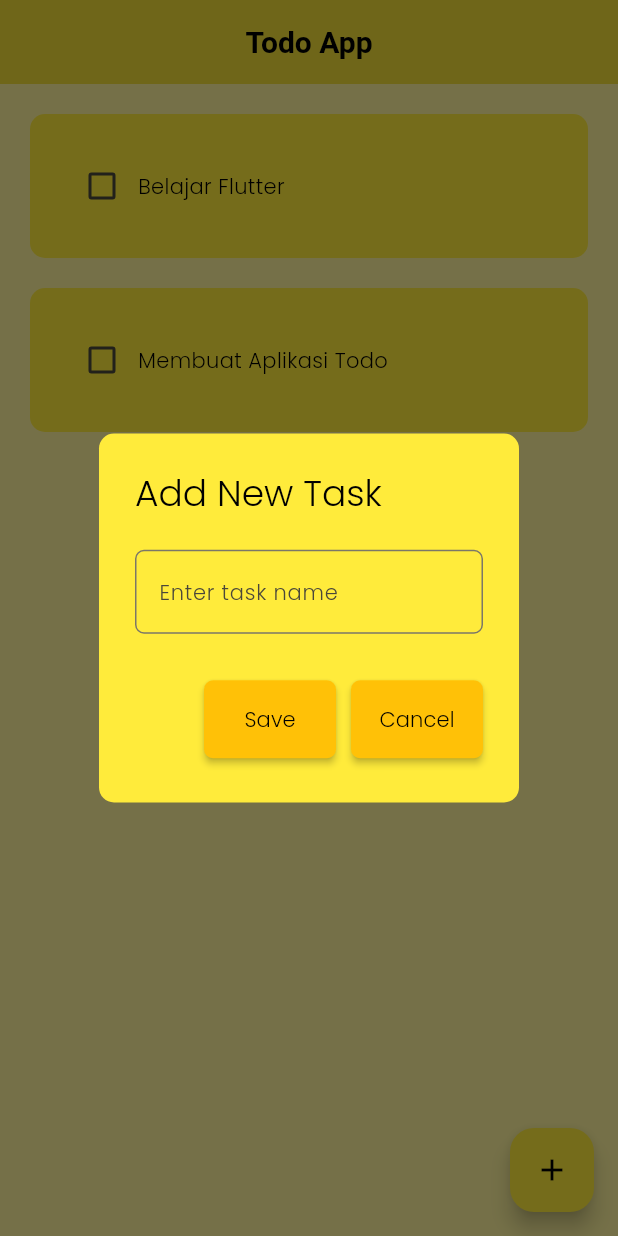
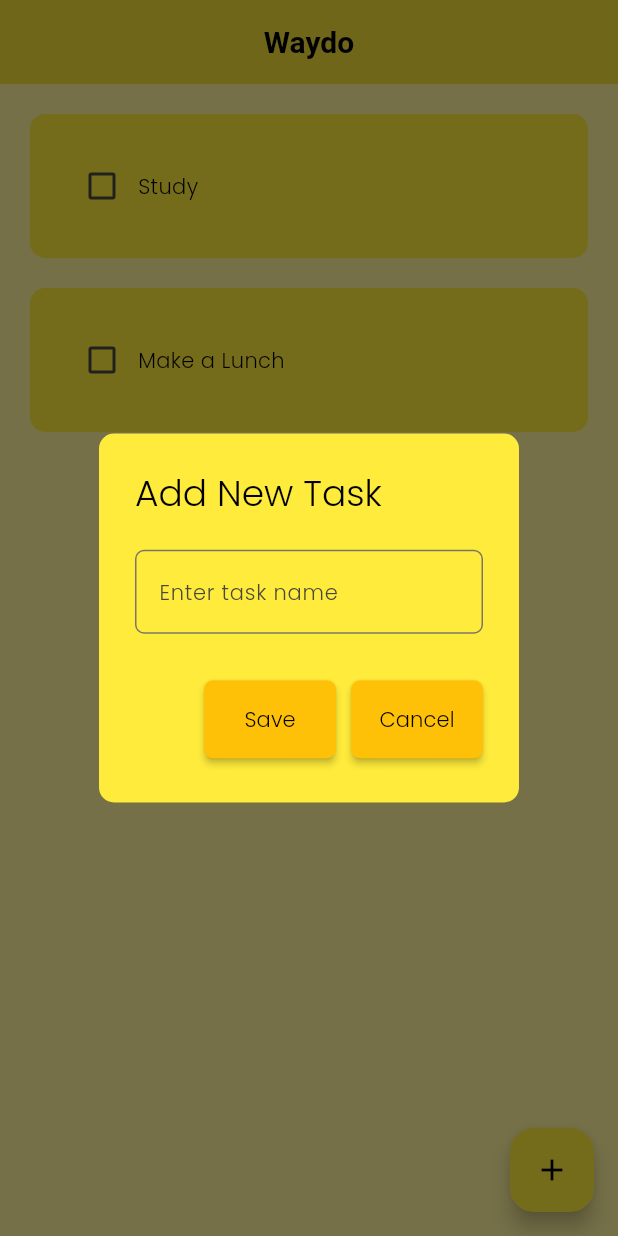
Before and after one commit to SabillillahX/todo_app, a Flutter app: the screen it shows after launch, after a tap on the "add" icon, on a phone screen of 412 x 824 dp. Run offline on Flutter 3.47's test engine with Material 3 defaults, Android fonts, the phone set to English and light mode, and no system bars; drawn by our look-alikes of flutter_slidable; our stand-ins replace hive_flutter; accounts and stored records are empty.

Commit message:
add local database, and fix some details

```diff
--- /dev/null
+++ b/lib/core/data/database.dart
@@ -0,0 +1,27 @@
+import 'package:hive_flutter/hive_flutter.dart';
+
+class TodoDatabase {
+
+  List toDoList = [];
+
+  // reference our box
+  final _myBox = Hive.box('todoBox');
+
+  // init the database
+  void createInitialData() {
+    toDoList = [
+      ['Study', false],
+      ['Make a Lunch', false],
+    ];
+  }
+
+  // Load data from database
+  void loadData() {
+    toDoList = _myBox.get('todoList');
+  }
+
+  // Update the database
+  void updateDatabase() {
+    _myBox.put('todoList', toDoList);
+  }
+}
--- a/lib/core/utils/todo_tile.dart
+++ b/lib/core/utils/todo_tile.dart
@@ -1,17 +1,20 @@
 // ignore_for_file: must_be_immutable
 
 import 'package:flutter/material.dart';
+import 'package:flutter_slidable/flutter_slidable.dart';
 
 class TodoTile extends StatelessWidget {
   final String taskName;
   final bool taskCompleted;
-  Function(bool?)? onChanged;
+  final Function(bool?)? onChanged;
+  final Function(BuildContext)? deleteFunction;
 
-  TodoTile({
+  const TodoTile({
     super.key,
     required this.taskName,
     required this.taskCompleted,
-    this.onChanged,
+    required this.onChanged,
+    required this.deleteFunction,
   });
 
   @override
@@ -21,6 +24,20 @@ class TodoTile extends StatelessWidget {
         top: 20,
         left: 20.0,
         right: 20,
+      ),
+      child: Slidable(
+        endActionPane: ActionPane(
+          motion: const ScrollMotion(),
+          children: [
+            SlidableAction(
+              onPressed: deleteFunction,
+              backgroundColor: Colors.red,
+              foregroundColor: Colors.white,
+              icon: Icons.delete,
+              label: 'Delete',
+              borderRadius: BorderRadius.circular(10),
+            ),
+          ],
         ),
         child: Container(
           padding: const EdgeInsets.all(24),
@@ -45,6 +62,7 @@ class TodoTile extends StatelessWidget {
             ],
           ),
         ),
+      ),
     );
   }
 }
--- a/lib/main.dart
+++ b/lib/main.dart
@@ -1,14 +1,21 @@
 import 'package:flutter/material.dart';
 import 'package:flutter_lab/core/theme/theme_app.dart';
+import 'package:hive_flutter/hive_flutter.dart';
 
 import 'pages/home_page.dart';
 
-void main() {
+void main() async {
+  // init Hive
+  await Hive.initFlutter();
+
+  // open a box
+  var box = await Hive.openBox('todoBox');
+
   runApp(MyApp());
 }
 
 class MyApp extends StatelessWidget {
-  MyApp({super.key});
+  const MyApp({super.key});
 
   @override
   Widget build(BuildContext context) {
--- a/lib/pages/home_page.dart
+++ b/lib/pages/home_page.dart
@@ -1,6 +1,8 @@
 import 'package:flutter/material.dart';
+import 'package:flutter_lab/core/data/database.dart';
 import 'package:flutter_lab/core/utils/dialog_box.dart';
 import 'package:flutter_lab/core/utils/todo_tile.dart';
+import 'package:hive_flutter/hive_flutter.dart';
 
 class HomePage extends StatefulWidget {
   const HomePage({super.key});
@@ -10,20 +12,34 @@ class HomePage extends StatefulWidget {
 }
 
 class _HomePageState extends State<HomePage> {
+
+  // reference to the Hive box
+  final _myBox = Hive.box('todoBox');
+  TodoDatabase db = TodoDatabase();
+
+  // Initialize the database
+  @override
+  void initState() {
+    // if this is 1st time opening the app, create initial data
+    if (_myBox.get('todoList') == null) {
+      db.createInitialData();
+    }  else {
+      db.loadData(); // Load existing data
+    }
+
+
+    super.initState(); // Load data from the database
+  }
+
   // Text controller for the dialog input
   final _controller = TextEditingController();
 
-  // Daftar tugas
-  List toDoList = [
-    ['Belajar Flutter', false],
-    ['Membuat Aplikasi Todo', false],
-  ];
-
   // Checkbox untuk mengubah status tugas
-  void CheckboxChanged(bool? value, int index) {
+  void checkboxChanged(bool? value, int index) {
     setState(() {
-      toDoList[index][1] = !toDoList[index][1]; // Update status tugas
+      db.toDoList[index][1] = !db.toDoList[index][1]; // Update status tugas
     });
+    db.updateDatabase(); // Update the database
   }
 
   // Create a new task
@@ -43,17 +59,27 @@ class _HomePageState extends State<HomePage> {
   // Save the new task
   void saveNewTask() {
     setState(() {
-      toDoList.add([_controller.text, false]);
+      db.toDoList.add([_controller.text, false]);
       _controller.clear();
     });
     Navigator.of(context).pop();
+    db.updateDatabase(); // Update the database with the new task
+  }
+
+  // Delete a task
+  void deleteTask(int index) {
+    setState(() {
+      db.toDoList.removeAt(index); // Remove the task at the specified index
+    });
+    db.updateDatabase(); // Update the database after deletion
   }
 
   @override
   Widget build(BuildContext context) {
     return Scaffold(
       appBar: AppBar(
-        title: const Text('Todo App', style: TextStyle(color: Colors.black)),
+        title: const Text('Waydo', style: TextStyle(color: Colors.black)),
+
         centerTitle: true,
       ),
 
@@ -66,14 +92,15 @@ class _HomePageState extends State<HomePage> {
       ),
 
       body: ListView.builder(
-        itemCount: toDoList.length,
+        itemCount: db.toDoList.length,
         itemBuilder: (context, index) {
           return TodoTile(
-            taskName: toDoList[index][0],
-            taskCompleted: toDoList[index][1],
+            taskName: db.toDoList[index][0],
+            taskCompleted: db.toDoList[index][1],
             onChanged: (value) {
-              CheckboxChanged(value, index);
+              checkboxChanged(value, index);
             },
+            deleteFunction: (context) => deleteTask(index),
           );
         },
       ),
```
Also changed, not shown: pubspec.yaml (+16 -1 lines), assets/images/waydo.png (added), pubspec.lock, 38 other files. Lines whose indentation alone changed are shown as unchanged.
